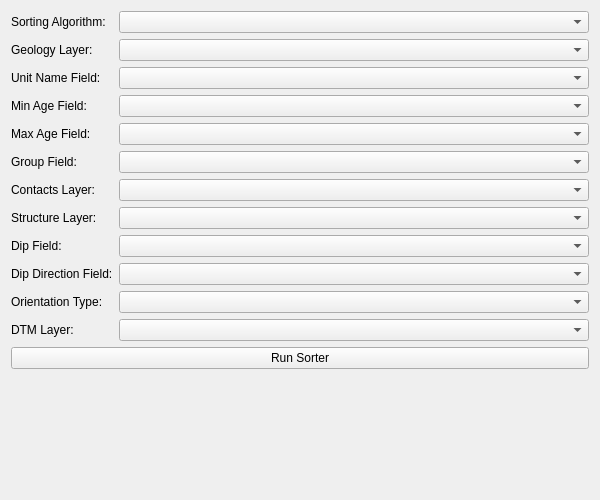
Above: loopstructural/gui/map2loop_tools/sorter_widget.ui from Loop3D/plugin_loopstructural before the change. Below: the same form after it.
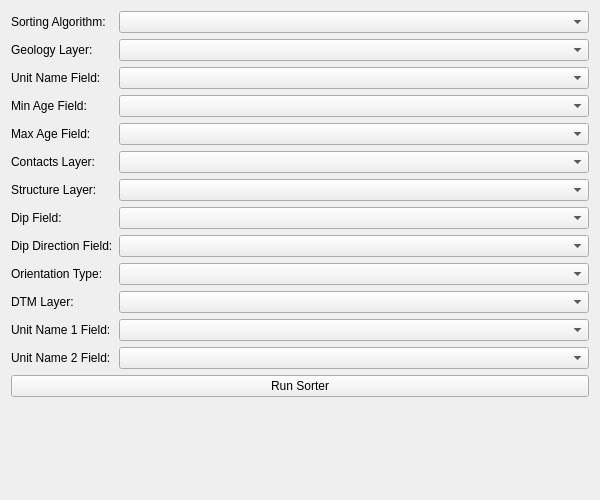
That is the form after the change. Custom widgets are drawn as their Qt base class.

Commit message: fix: mapping stratigraphic column sorters to qgis fields/layers works for age based and maximise contacts

```diff
--- a/loopstructural/gui/map2loop_tools/sorter_widget.ui
+++ b/loopstructural/gui/map2loop_tools/sorter_widget.ui
@@ -68,84 +68,94 @@
       <widget class="QgsFieldComboBox" name="maxAgeFieldComboBox"/>
      </item>
      <item row="5" column="0">
-      <widget class="QLabel" name="groupFieldLabel">
-       <property name="text">
-        <string>Group Field:</string>
-       </property>
-      </widget>
-     </item>
-     <item row="5" column="1">
-      <widget class="QgsFieldComboBox" name="groupFieldComboBox"/>
-     </item>
-     <item row="6" column="0">
       <widget class="QLabel" name="contactsLayerLabel">
        <property name="text">
         <string>Contacts Layer:</string>
        </property>
       </widget>
      </item>
-     <item row="6" column="1">
+     <item row="5" column="1">
       <widget class="QgsMapLayerComboBox" name="contactsLayerComboBox">
       </widget>
      </item>
-     <item row="7" column="0">
+     <item row="6" column="0">
       <widget class="QLabel" name="structureLayerLabel">
        <property name="text">
         <string>Structure Layer:</string>
        </property>
       </widget>
      </item>
-     <item row="7" column="1">
+     <item row="6" column="1">
       <widget class="QgsMapLayerComboBox" name="structureLayerComboBox">
        <property name="allowEmptyLayer">
         <bool>true</bool>
        </property>
       </widget>
      </item>
-     <item row="8" column="0">
+     <item row="7" column="0">
       <widget class="QLabel" name="dipFieldLabel">
        <property name="text">
         <string>Dip Field:</string>
        </property>
       </widget>
      </item>
-     <item row="8" column="1">
+     <item row="7" column="1">
       <widget class="QgsFieldComboBox" name="dipFieldComboBox"/>
      </item>
-     <item row="9" column="0">
+     <item row="8" column="0">
       <widget class="QLabel" name="dipDirFieldLabel">
        <property name="text">
         <string>Dip Direction Field:</string>
        </property>
       </widget>
      </item>
-     <item row="9" column="1">
+     <item row="8" column="1">
       <widget class="QgsFieldComboBox" name="dipDirFieldComboBox"/>
      </item>
-     <item row="10" column="0">
+     <item row="9" column="0">
       <widget class="QLabel" name="orientationTypeLabel">
        <property name="text">
         <string>Orientation Type:</string>
        </property>
       </widget>
      </item>
-     <item row="10" column="1">
+     <item row="9" column="1">
       <widget class="QComboBox" name="orientationTypeComboBox"/>
      </item>
-     <item row="11" column="0">
+     <item row="10" column="0">
       <widget class="QLabel" name="dtmLayerLabel">
        <property name="text">
         <string>DTM Layer:</string>
        </property>
       </widget>
      </item>
-     <item row="11" column="1">
+     <item row="10" column="1">
       <widget class="QgsMapLayerComboBox" name="dtmLayerComboBox">
        <property name="allowEmptyLayer">
         <bool>true</bool>
        </property>
       </widget>
      </item>
+     <item row="11" column="0">
+      <widget class="QLabel" name="unitName1FieldLabel">
+       <property name="text">
+        <string>Unit Name 1 Field:</string>
+       </property>
+      </widget>
+     </item>
+     <item row="11" column="1">
+      <widget class="QgsFieldComboBox" name="unitName1FieldComboBox"/>
+     </item>
+     <item row="12" column="0">
+      <widget class="QLabel" name="unitName2FieldLabel">
+       <property name="text">
+        <string>Unit Name 2 Field:</string>
+       </property>
+      </widget>
+     </item>
+     <item row="12" column="1">
+      <widget class="QgsFieldComboBox" name="unitName2FieldComboBox"/>
+     </item>
     </layout>
    </item>
    <item>
```
The commit also changes 2 other files.
